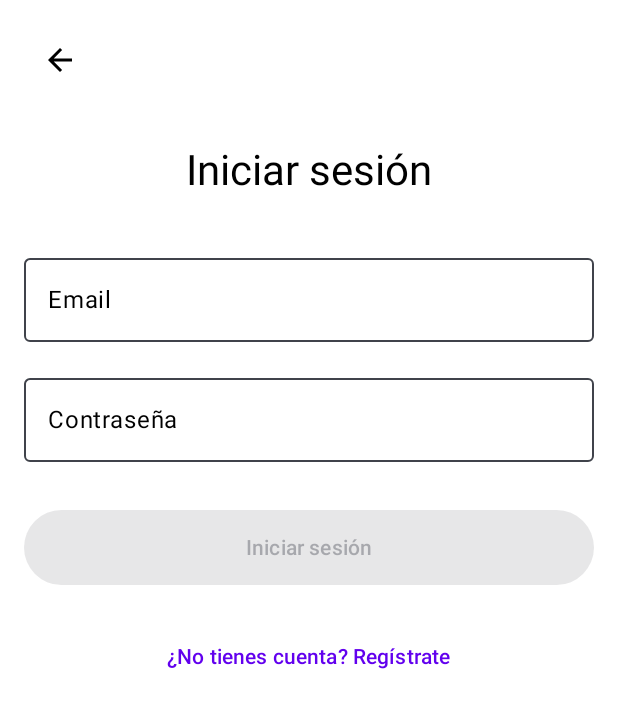
After one commit to samuelanzora363823/AppMoviles, an Android app built with Jetpack Compose: the composable LoginScreen called with empty values, on a phone screen of 412 x 824 dp. The commit adds this screen. Shown: the top 708 px of the screen. Run offline under Robolectric (Android 15) with nearby library versions, the light colour scheme and no system bars.

Commit message:
:memo: add: añadi icono

```diff
--- /dev/null
+++ b/MovilesApp/app/src/main/java/com/example/movilesapp/ui/theme/screens/LoginScreen.kt
@@ -0,0 +1,132 @@
+import androidx.compose.foundation.background
+import androidx.compose.foundation.layout.Column
+import androidx.compose.foundation.layout.Spacer
+import androidx.compose.foundation.layout.fillMaxSize
+import androidx.compose.foundation.layout.fillMaxWidth
+import androidx.compose.foundation.layout.height
+import androidx.compose.foundation.layout.padding
+import androidx.compose.foundation.text.KeyboardOptions
+import androidx.compose.material.icons.Icons
+import androidx.compose.material.icons.filled.ArrowBack
+import androidx.compose.material3.Button
+import androidx.compose.material3.ButtonDefaults
+import androidx.compose.material3.Icon
+import androidx.compose.material3.IconButton
+import androidx.compose.material3.MaterialTheme
+import androidx.compose.material3.OutlinedTextField
+import androidx.compose.material3.Text
+import androidx.compose.material3.TextButton
+import androidx.compose.material3.TextFieldDefaults
+import androidx.compose.runtime.Composable
+import androidx.compose.runtime.getValue
+import androidx.compose.runtime.mutableStateOf
+import androidx.compose.runtime.remember
+import androidx.compose.runtime.setValue
+import androidx.compose.ui.Alignment
+import androidx.compose.ui.Modifier
+import androidx.compose.ui.graphics.Color
+import androidx.compose.ui.text.input.KeyboardType
+import androidx.compose.ui.text.input.PasswordVisualTransformation
+import androidx.compose.ui.unit.dp
+
+// 5. Pantalla de Login
+@Composable
+fun LoginScreen(
+    isDarkMode: Boolean,
+    onLoginSuccess: (String, String) -> Unit,
+    onRegisterClick: () -> Unit,
+    onBackClick: () -> Unit,
+    errorMessage: String?
+) {
+    var email by remember { mutableStateOf("") }
+    var password by remember { mutableStateOf("") }
+    val backgroundColor = if (isDarkMode) Color.Black else Color.White
+    val primaryTextColor = if (isDarkMode) Color.White else Color.Black
+    val errorColor = if (isDarkMode) Color(0xFFCF6679) else Color(0xFFB00020)
+
+    Column(
+        modifier = Modifier
+            .fillMaxSize()
+            .background(backgroundColor)
+            .padding(16.dp),
+        horizontalAlignment = Alignment.CenterHorizontally
+    ) {
+        IconButton(
+            onClick = onBackClick,
+            modifier = Modifier.align(Alignment.Start)
+        ) {
+            Icon(Icons.Default.ArrowBack, contentDescription = "Volver", tint = primaryTextColor)
+        }
+
+        Spacer(modifier = Modifier.height(32.dp))
+
+        Text("Iniciar sesión", style = MaterialTheme.typography.headlineMedium, color = primaryTextColor)
+
+        errorMessage?.let {
+            Spacer(modifier = Modifier.height(16.dp))
+            Text(
+                text = it,
+                color = errorColor,
+                style = MaterialTheme.typography.bodyMedium,
+                modifier = Modifier.padding(horizontal = 16.dp)
+            )
+        }
+
+        Spacer(modifier = Modifier.height(32.dp))
+
+        OutlinedTextField(
+            value = email,
+            onValueChange = { email = it },
+            label = { Text("Email", color = primaryTextColor) },
+            modifier = Modifier.fillMaxWidth(),
+            keyboardOptions = KeyboardOptions(keyboardType = KeyboardType.Email),
+            colors = TextFieldDefaults.colors(
+                focusedContainerColor = backgroundColor,
+                unfocusedContainerColor = backgroundColor,
+                focusedTextColor = primaryTextColor,
+                unfocusedTextColor = primaryTextColor
+            )
+        )
+
+        Spacer(modifier = Modifier.height(16.dp))
+
+        OutlinedTextField(
+            value = password,
+            onValueChange = { password = it },
+            label = { Text("Contraseña", color = primaryTextColor) },
+            visualTransformation = PasswordVisualTransformation(),
+            modifier = Modifier.fillMaxWidth(),
+            keyboardOptions = KeyboardOptions(keyboardType = KeyboardType.Password),
+            colors = TextFieldDefaults.colors(
+                focusedContainerColor = backgroundColor,
+                unfocusedContainerColor = backgroundColor,
+                focusedTextColor = primaryTextColor,
+                unfocusedTextColor = primaryTextColor
+            )
+        )
+
+        Spacer(modifier = Modifier.height(32.dp))
+
+        Button(
+            onClick = { onLoginSuccess(email, password) },
+            modifier = Modifier
+                .fillMaxWidth()
+                .height(50.dp),
+            enabled = email.isNotBlank() && password.isNotBlank(),
+            colors = ButtonDefaults.buttonColors(
+                containerColor = if (isDarkMode) Color(0xFFBB86FC) else Color(0xFF6200EE)
+            )
+        ) {
+            Text("Iniciar sesión", style = MaterialTheme.typography.labelLarge)
+        }
+
+        Spacer(modifier = Modifier.height(24.dp))
+
+        TextButton(onClick = onRegisterClick) {
+            Text(
+                "¿No tienes cuenta? Regístrate",
+                color = if (isDarkMode) Color(0xFFBB86FC) else Color(0xFF6200EE)
+            )
+        }
+    }
+}
```
Also changed, not shown: MovilesApp/app/src/main/java/com/example/movilesapp/MainActivity.kt (+22 -2 lines), MovilesApp/app/src/main/java/com/example/movilesapp/ui/theme/navigation/AuthViewModel.kt (added, +39 -0 lines), MovilesApp/app/src/main/java/com/example/movilesapp/ui/theme/navigation/BottomBar.kt (+17 -10 lines), MovilesApp/app/src/main/java/com/example/movilesapp/ui/theme/navigation/NavGraph.kt (+15 -13 lines), MovilesApp/app/src/main/java/com/example/movilesapp/ui/theme/screens/ProfileScree.kt (+174 -30 lines), MovilesApp/app/src/main/java/com/example/movilesapp/ui/theme/screens/RegisterScreen.kt (added, +161 -0 lines).
